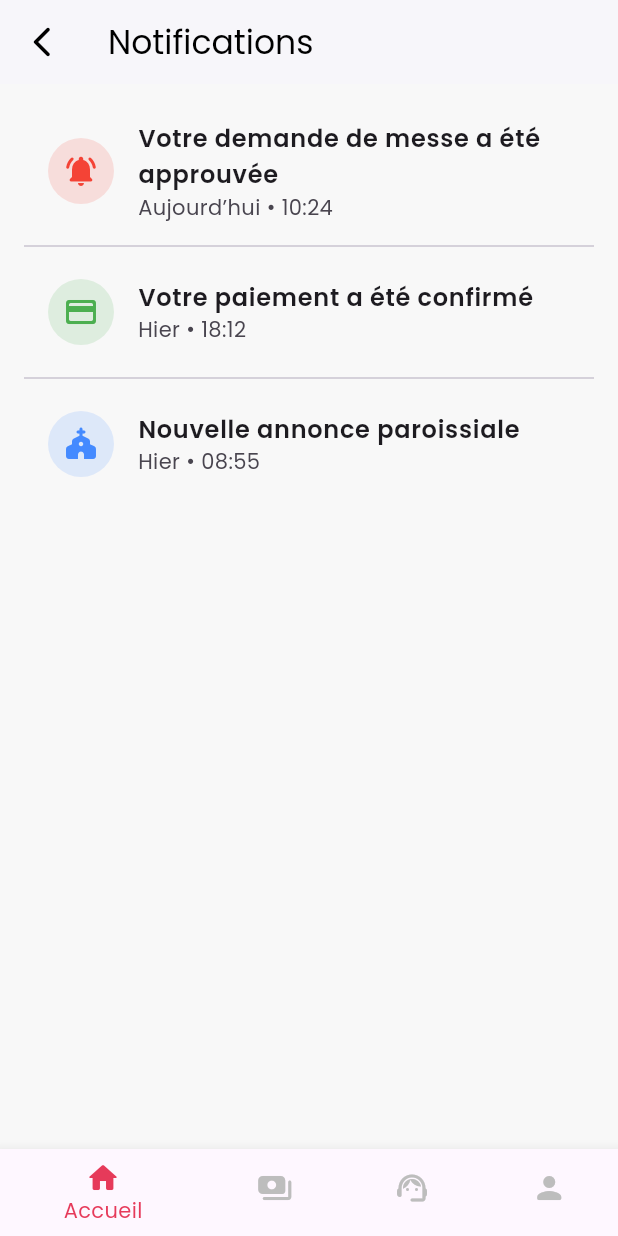
After one commit to LUGRAM/messereserve, a Flutter app: the NotificationsPage screen opened by its route, on a phone screen of 412 x 824 dp. The commit adds this screen. Run offline on Flutter 3.47's test engine with Material 3 defaults, Android fonts, the phone set to English and light mode, and no system bars; our stand-ins replace flutter_riverpod, font_awesome_flutter, go_router, google_fonts, lottie.

Commit message:
Ajout de nouvelles pages

```diff
--- a/lib/app/router/app_router.dart
+++ b/lib/app/router/app_router.dart
@@ -1,5 +1,3 @@
-// lib/app/router/app_router.dart
-
 import 'package:flutter/material.dart';
 import 'package:go_router/go_router.dart';
 import 'package:messeconnect/app/router/transitions.dart';
@@ -26,11 +24,27 @@ import 'package:messeconnect/features/masses/pages/requiem_mass_page.dart';
 
 import '../../features/masses/models/reservation_model.dart';
 import '../../features/masses/pages/reservation_detail_page.dart';
+
 import '../../features/navigation/main_navigation.dart';
+
+// Paiement
 import '../../features/payments/pages/payment_choice_page.dart';
 import '../../features/payments/pages/payment_page.dart';
+
+// Profil & Support
 import '../../features/profile/pages/profile_page.dart';
 import '../../features/support/pages/support_page.dart';
+
+// Drawer pages (nécessaires)
+import '../../features/parish/pages/parishes_page.dart';
+import '../../features/parish/pages/parish_details_page.dart';
+import '../../features/static/pages/about_page.dart';
+import '../../features/static/pages/privacy_page.dart';
+import '../../features/static/pages/terms_page.dart';
+import '../../features/static/pages/legal_page.dart';
+
+// Notifications
+import '../../features/notifications/pages/notifications_page.dart';
 
 final _rootNavKey = GlobalKey<NavigatorState>();
 
@@ -41,42 +55,33 @@ class AppRouter {
 
     routes: [
 
-      // --------------------------
-      // 1. AUTH LAYOUT (avec gradient)
-      // --------------------------
+      // ---------------------------------------------------------
+      // 1. AUTH LAYOUT (Splash, login, onboarding, register)
+      // ---------------------------------------------------------
       ShellRoute(
         builder: (_, __, child) => AuthLayout(child: child),
         routes: [
-          GoRoute(
-            path: '/splash',
-            builder: (_, __) => const SplashPage(),
-          ),
-          GoRoute(
-            path: '/onboarding',
-            builder: (_, __) => const OnboardingPage(),
-          ),
-          GoRoute(
-            path: '/login',
-            builder: (_, __) => const LoginPage(),
-          ),
-          GoRoute(
-            path: '/register',
-            builder: (_, __) => const RegisterPage(),
-          ),
+          GoRoute(path: '/splash', builder: (_, __) => const SplashPage()),
+          GoRoute(path: '/onboarding', builder: (_, __) => const OnboardingPage()),
+          GoRoute(path: '/login', builder: (_, __) => const LoginPage()),
+          GoRoute(path: '/register', builder: (_, __) => const RegisterPage()),
         ],
       ),
 
-      // --------------------------
-      // 2. HOME LAYOUT (avec gradient)
-      // --------------------------
+      // ---------------------------------------------------------
+      // 2. MAIN NAVIGATION (Home + Drawer + BottomNav)
+      // ---------------------------------------------------------
       ShellRoute(
         builder: (_, __, child) => MainNavigation(content: child),
         routes: [
+
+          // BOTTOM NAVIGATION PAGES
           GoRoute(path: '/home', builder: (_, __) => const HomePage()),
           GoRoute(path: '/payments', builder: (_, __) => const PaymentPage()),
           GoRoute(path: '/support', builder: (_, __) => const SupportPage()),
           GoRoute(path: '/profile', builder: (_, __) => const ProfilePage()),
 
+          // SUBPAGES (HOME RELATED)
           GoRoute(
             path: '/reservations',
             builder: (_, __) => const ReservationsListPage(),
@@ -89,49 +94,51 @@ class AppRouter {
               return ReservationDetailPage(reservation: r);
             },
           ),
+
+          // ---------------------------------------------------------
+          // ROUTES DU DRAWER
+          // ---------------------------------------------------------
+          GoRoute(path: '/parishes', builder: (_, __) => const ParishesPage()),
+          GoRoute(path: '/parish-details', builder: (_, __) => const ParishDetailsPage()),
+
+          GoRoute(path: '/about', builder: (_, __) => const AboutPage()),
+          GoRoute(path: '/privacy', builder: (_, __) => const PrivacyPage()),
+          GoRoute(path: '/terms', builder: (_, __) => const TermsPage()),
+          GoRoute(path: '/legal', builder: (_, __) => const LegalPage()),
+
+          // Notifications
+          GoRoute(path: '/notifications', builder: (_, __) => const NotificationsPage()),
         ],
       ),
 
-
-
-      // --------------------------
-      // 3. MASS LAYOUT (sans gradient)
-      // --------------------------
+      // ---------------------------------------------------------
+      // 3. MASS LAYOUT (Pages Messes sans gradient / transitions)
+      // ---------------------------------------------------------
       ShellRoute(
         builder: (_, __, child) => MassLayout(child: child),
         routes: [
           GoRoute(
             path: '/mass/nuptiale',
-            pageBuilder: (_, state) => massTransition(
-              child: const NuptialMassPage(),
-            ),
+            pageBuilder: (_, state) => massTransition(child: const NuptialMassPage()),
           ),
           GoRoute(
             path: '/mass/guerison',
-            pageBuilder: (_, state) => massTransition(
-              child: const HealingMassPage(),
-            ),
+            pageBuilder: (_, state) => massTransition(child: const HealingMassPage()),
           ),
           GoRoute(
             path: '/mass/action-grace',
-            pageBuilder: (_, state) => massTransition(
-              child: const ThanksgivingMassPage(),
-            ),
+            pageBuilder: (_, state) => massTransition(child: const ThanksgivingMassPage()),
           ),
           GoRoute(
             path: '/mass/requiem',
-            pageBuilder: (_, state) => massTransition(
-              child: const RequiemMassPage(),
-            ),
+            pageBuilder: (_, state) => massTransition(child: const RequiemMassPage()),
           ),
 
-          //Payment
+          // Paiement depuis étape messe
           GoRoute(
             path: '/payment',
             builder: (_, __) => const PaymentChoicePage(),
           ),
-
-
         ],
       ),
     ],
--- a/lib/features/home/pages/home_page.dart
+++ b/lib/features/home/pages/home_page.dart
@@ -47,7 +47,7 @@ class HomePage extends StatelessWidget {
             Expanded(
               child: GestureDetector(
                 onTap: () {
-                  // Plus tard → route vers search
+                  // Une fois validé par ton tuteur :
                   // context.push("/search");
                 },
                 child: Container(
@@ -84,7 +84,7 @@ class HomePage extends StatelessWidget {
                 size: 26,
               ),
               onPressed: () {
-                // context.push("/notifications");
+                context.push("/notifications");
               },
             ),
           ],
@@ -139,8 +139,7 @@ class HomePage extends StatelessWidget {
                       key: const ValueKey("card_messe_action_grace"),
                       title: "Messe D' Action De Grâce",
                       heroTag: 'messe_action_grace',
-                      imageAsset:
-                      'assets/images/masses/action_grace.jpg',
+                      imageAsset: 'assets/images/masses/action_grace.jpg',
                       borderColor: Colors.redAccent,
                       onTap: () =>
                           navigateToMass(context, MassType.actionGrace),
--- /dev/null
+++ b/lib/features/notifications/pages/notifications_page.dart
@@ -0,0 +1,68 @@
+import 'package:flutter/material.dart';
+
+class NotificationsPage extends StatelessWidget {
+  const NotificationsPage({super.key});
+
+  @override
+  Widget build(BuildContext context) {
+    return Scaffold(
+      backgroundColor: const Color(0xFFF8F8F8),
+
+      appBar: AppBar(
+        backgroundColor: Colors.white,
+        elevation: 1,
+        leading: IconButton(
+          icon: const Icon(Icons.arrow_back_ios_new_rounded, color: Colors.black),
+          onPressed: () => Navigator.pop(context),
+        ),
+        title: const Text("Notifications", style: TextStyle(color: Colors.black)),
+      ),
+
+      body: ListView(
+        padding: const EdgeInsets.all(16),
+        children: [
+
+          _notifTile(
+            icon: Icons.notifications_active_rounded,
+            iconColor: Colors.red,
+            title: "Votre demande de messe a été approuvée",
+            date: "Aujourd’hui • 10:24",
+          ),
+          const Divider(),
+
+          _notifTile(
+            icon: Icons.payment_rounded,
+            iconColor: Colors.green,
+            title: "Votre paiement a été confirmé",
+            date: "Hier • 18:12",
+          ),
+          const Divider(),
+
+          _notifTile(
+            icon: Icons.church_rounded,
+            iconColor: Colors.blueAccent,
+            title: "Nouvelle annonce paroissiale",
+            date: "Hier • 08:55",
+          ),
+        ],
+      ),
+    );
+  }
+
+  Widget _notifTile({
+    required IconData icon,
+    required Color iconColor,
+    required String title,
+    required String date,
+  }) {
+    return ListTile(
+      leading: CircleAvatar(
+        radius: 22,
+        backgroundColor: iconColor.withOpacity(.15),
+        child: Icon(icon, color: iconColor),
+      ),
+      title: Text(title, style: const TextStyle(fontWeight: FontWeight.w600)),
+      subtitle: Text(date),
+    );
+  }
+}
```
Also changed, not shown: lib/features/parish/pages/parish_details_page.dart (added, +76 -0 lines), lib/features/parish/pages/parishes_page.dart (added, +50 -0 lines), lib/features/static/pages/about_page.dart (added, +32 -0 lines), lib/features/static/pages/legal_page.dart (added, +29 -0 lines), lib/features/static/pages/privacy_page.dart (added, +30 -0 lines), lib/features/static/pages/terms_page.dart (added, +32 -0 lines).
